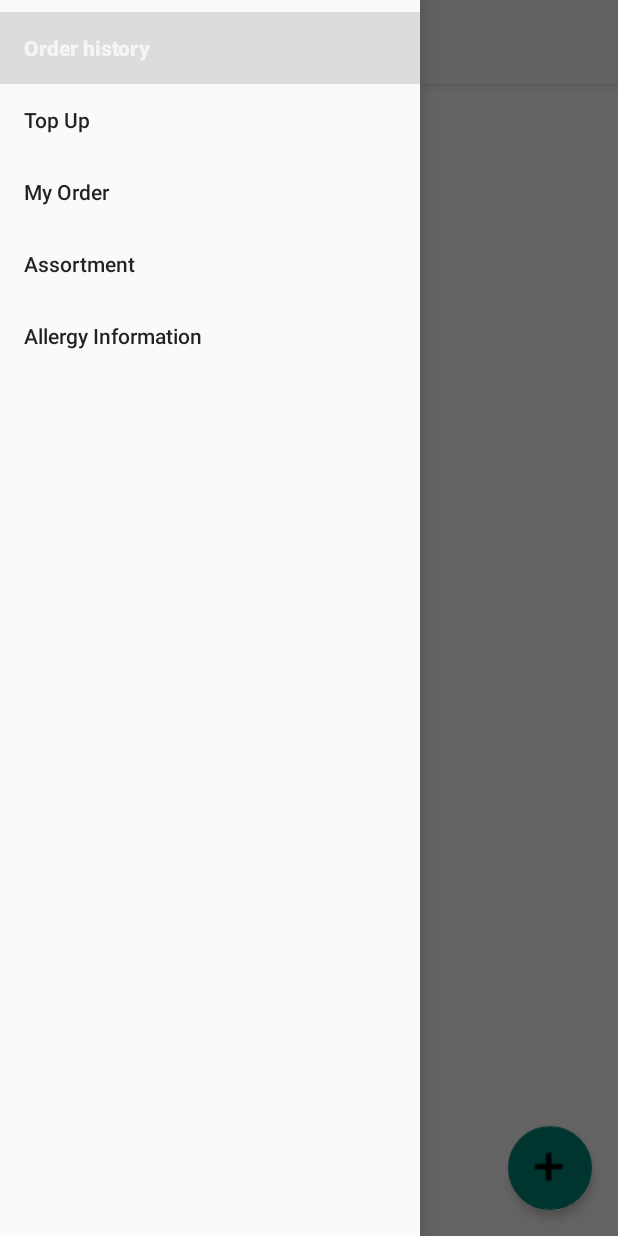
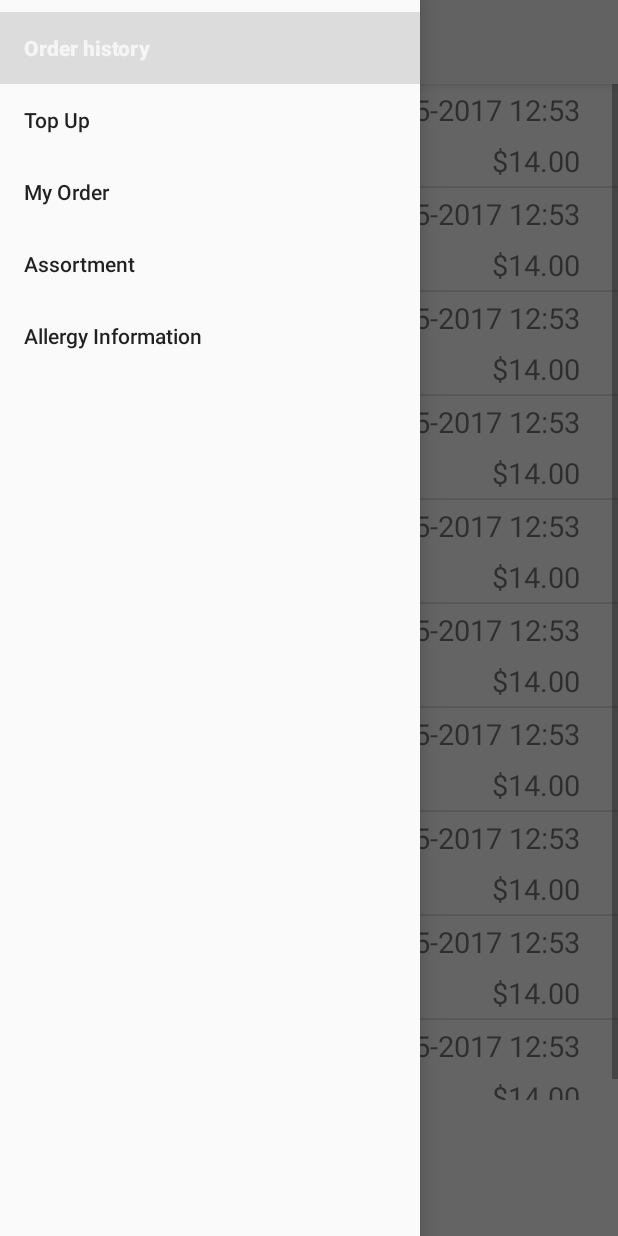
Before and after one commit to Mschoot1/OrderApp, an Android app: the OrderHistoryActivity screen opened directly, with no data from a screen before it, with the side drawer open, on a phone screen of 412 x 824 dp. Run offline under Robolectric (Android 15) with nearby library versions, the phone set to English and light mode, and no system bars.

Commit message:
orderhistory dummy data added, and order added to domain

```diff
--- /dev/null
+++ b/app/src/main/java/com/example/marni/orderapp/Domain/Order.java
@@ -0,0 +1,56 @@
+package com.example.marni.orderapp.Domain;
+
+import java.util.ArrayList;
+
+/**
+ * Created by marni on 8-5-2017.
+ */
+
+public class Order {
+
+    private int orderId;
+    private String Status;
+    private String dateTime;
+    private double totalPrice;
+    private ArrayList<Product> products;
+
+    public int getOrderId() {
+        return orderId;
+    }
+
+    public void setOrderId(int orderId) {
+        this.orderId = orderId;
+    }
+
+    public String getStatus() {
+        return Status;
+    }
+
+    public void setStatus(String status) {
+        Status = status;
+    }
+
+    public String getDateTime() {
+        return dateTime;
+    }
+
+    public void setDateTime(String dateTime) {
+        this.dateTime = dateTime;
+    }
+
+    public double getTotalPrice() {
+        return totalPrice;
+    }
+
+    public void setTotalPrice(double totalPrice) {
+        this.totalPrice = totalPrice;
+    }
+
+    public ArrayList<Product> getProducts() {
+        return products;
+    }
+
+    public void setProducts(ArrayList<Product> products) {
+        this.products = products;
+    }
+}
--- a/app/src/main/java/com/example/marni/orderapp/Presentation/Activities/OrderHistoryActivity.java
+++ b/app/src/main/java/com/example/marni/orderapp/Presentation/Activities/OrderHistoryActivity.java
@@ -12,8 +12,15 @@ import android.support.v7.widget.Toolbar;
 import android.util.Log;
 import android.view.Menu;
 import android.view.MenuItem;
+import android.widget.BaseAdapter;
+import android.widget.ListView;
 
+import com.example.marni.orderapp.Domain.Order;
+import com.example.marni.orderapp.Presentation.Adapters.OrdersListviewAdapter;
 import com.example.marni.orderapp.R;
+
+import java.text.DecimalFormat;
+import java.util.ArrayList;
 
 public class OrderHistoryActivity extends AppCompatActivity implements NavigationView.OnNavigationItemSelectedListener {
 
@@ -40,6 +47,26 @@ public class OrderHistoryActivity extends AppCompatActivity implements Navigatio
 
         // set current menu item checked
         navigationView.setCheckedItem(R.id.nav_order_history);
+
+        // listview
+        ArrayList<Order> orders = new ArrayList<>();
+
+        Order order = new Order();
+        order.setDateTime("8-5-2017 12:53");
+        order.setOrderId(1);
+        order.setStatus("Paid");
+        order.setTotalPrice(14.00);
+
+        for (int i = 0; i < 10; i++) {
+
+            orders.add(order);
+        }
+
+        ListView listView = (ListView) findViewById(R.id.listViewOrders);
+
+        BaseAdapter ordersAdapter = new OrdersListviewAdapter(getApplicationContext(), getLayoutInflater(), orders);
+
+        listView.setAdapter(ordersAdapter);
     }
     @Override
     public void onBackPressed() {
--- /dev/null
+++ b/app/src/main/java/com/example/marni/orderapp/Presentation/Adapters/OrdersListviewAdapter.java
@@ -0,0 +1,90 @@
+package com.example.marni.orderapp.Presentation.Adapters;
+
+import android.content.Context;
+import android.view.LayoutInflater;
+import android.view.View;
+import android.view.ViewGroup;
+import android.widget.BaseAdapter;
+import android.widget.ImageView;
+import android.widget.TextView;
+
+import com.example.marni.orderapp.Domain.Allergy;
+import com.example.marni.orderapp.Domain.Order;
+import com.example.marni.orderapp.R;
+
+import java.text.DecimalFormat;
+import java.util.ArrayList;
+
+/**
+ * Created by marni on 8-5-2017.
+ */
+
+public class OrdersListviewAdapter extends BaseAdapter {
+
+    private Context context;
+    private LayoutInflater layoutInflater;
+    private ArrayList<Order> orders;
+
+    public OrdersListviewAdapter(Context context, LayoutInflater layoutInflater, ArrayList<Order> orders) {
+
+        this.context = context;
+        this.layoutInflater = layoutInflater;
+        this.orders = orders;
+    }
+
+    @Override
+    public int getCount() {
+        return orders.size();
+    }
+
+    @Override
+    public Object getItem(int position) {
+        return orders.get(1);
+    }
+
+    @Override
+    public long getItemId(int position) {
+        return position;
+    }
+
+    @Override
+    public View getView(int position, View convertView, ViewGroup parent) {
+
+        final ViewHolder viewHolder;
+
+        if (convertView == null) {
+
+            convertView = layoutInflater.inflate(R.layout.listview_item_order, parent, false);
+
+            viewHolder = new ViewHolder();
+            viewHolder.textViewDateTime = (TextView) convertView.findViewById(R.id.textViewDateTime);
+            viewHolder.textViewOrderId = (TextView) convertView.findViewById(R.id.textViewOrderId);
+            viewHolder.textViewStatus = (TextView) convertView.findViewById(R.id.textViewStatus);
+            viewHolder.textViewTotalPrice = (TextView) convertView.findViewById(R.id.textViewTotalPrice);
+
+            convertView.setTag(viewHolder);
+        } else {
+
+            viewHolder = (ViewHolder) convertView.getTag();
+        }
+
+        Order order = orders.get(position);
+
+        DecimalFormat formatter = new DecimalFormat("#0.00");
+
+        viewHolder.textViewDateTime.setText(order.getDateTime());
+        viewHolder.textViewOrderId.setText(order.getOrderId() + "");
+        viewHolder.textViewStatus.setText(order.getStatus());
+        viewHolder.textViewTotalPrice.setText("$" + formatter.format(order.getTotalPrice()));
+
+        return convertView;
+    }
+
+    private static class ViewHolder {
+
+        TextView textViewOrderId;
+        TextView textViewStatus;
+        TextView textViewDateTime;
+        TextView textViewTotalPrice;
+    }
+}
--- a/app/src/main/java/com/example/marni/orderapp/Presentation/Adapters/ProductsListviewAdapter.java
+++ b/app/src/main/java/com/example/marni/orderapp/Presentation/Adapters/ProductsListviewAdapter.java
@@ -23,7 +23,6 @@ import com.example.marni.orderapp.R;
 
 import java.text.DecimalFormat;
 import java.util.ArrayList;
-import java.util.Objects;
 
 import se.emilsjolander.stickylistheaders.StickyListHeadersAdapter;
 
@@ -48,7 +47,7 @@ public class ProductsListviewAdapter extends BaseAdapter implements
 
     private TotalFromAssortment.OnTotalChanged listener;
 
-    private SparseIntArray sparseIntArray = new SparseIntArray();
+    private static SparseIntArray sparseIntArray = new SparseIntArray();
 
     @RequiresApi(api = Build.VERSION_CODES.KITKAT)
     public ProductsListviewAdapter(Context context, LayoutInflater layoutInflater, ArrayList<Product> products, TotalFromAssortment.OnTotalChanged listener) {
@@ -118,7 +117,7 @@ public class ProductsListviewAdapter extends BaseAdapter implements
 
             Log.i(TAG, "Geen viewHolder meegekregen. Nieuwe maken. " + position);
 
-            convertView = layoutInflater.inflate(R.layout.new_listview_item_product, null);
+            convertView = layoutInflater.inflate(R.layout.listview_item_product, null);
 
             viewHolder = new ViewHolder();
 
@@ -140,7 +139,6 @@ public class ProductsListviewAdapter extends BaseAdapter implements
         }
 
         DecimalFormat formatter = new DecimalFormat("#0.00");
-        double d = 4.0;
 
         final Product product = products.get(position);
 
--- a/app/src/main/res/layout/activity_order_history.xml
+++ b/app/src/main/res/layout/activity_order_history.xml
@@ -22,21 +22,20 @@
         <ListView
             android:id="@+id/listViewOrders"
             android:layout_width="match_parent"
-            android:layout_height="match_parent" />
+            android:layout_height="match_parent"
+            android:layout_below="@+id/toolbar_include"
+            android:layout_above="@+id/fab" />
 
         <android.support.design.widget.FloatingActionButton
             android:id="@+id/fab"
             android:layout_width="wrap_content"
             android:layout_height="wrap_content"
-            android:layout_alignParentBottom="true"
-            android:layout_alignParentEnd="true"
-            android:layout_alignParentRight="true"
-            android:layout_marginBottom="17dp"
-            android:layout_marginEnd="17dp"
-            android:layout_marginRight="17dp"
             android:src="@mipmap/plus"
             app:elevation="4dp"
-            app:fabSize="normal" />
+            app:fabSize="normal"
+            android:layout_margin="17dp"
+            android:layout_alignParentBottom="true"
+            android:layout_centerHorizontal="true" />
 
     </RelativeLayout>
 
--- /dev/null
+++ b/app/src/main/res/layout/listview_item_order.xml
@@ -0,0 +1,52 @@
+<?xml version="1.0" encoding="utf-8"?>
+<RelativeLayout xmlns:android="http://schemas.android.com/apk/res/android"
+    android:layout_width="match_parent"
+    android:layout_height="wrap_content"
+    android:orientation="vertical">
+
+    <TextView
+        android:id="@+id/textViewOrderId"
+        android:layout_width="wrap_content"
+        android:layout_height="wrap_content"
+        android:layout_marginLeft="13dp"
+        android:layout_marginStart="13dp"
+        android:padding="@dimen/paddingProduct"
+        android:text="1"
+        android:textSize="@dimen/textsizeProduct" />
+
+    <TextView
+        android:id="@+id/textViewStatus"
+        android:layout_width="wrap_content"
+        android:layout_height="wrap_content"
+        android:layout_alignLeft="@+id/textViewOrderId"
+        android:layout_alignStart="@+id/textViewOrderId"
+        android:layout_below="@+id/textViewOrderId"
+        android:padding="@dimen/paddingProduct"
+        android:text="Paid"
+        android:textSize="@dimen/textsizeProduct" />
+
+    <TextView
+        android:id="@+id/textViewDateTime"
+        android:layout_width="wrap_content"
+        android:layout_height="wrap_content"
+        android:layout_alignParentEnd="true"
+        android:layout_alignParentRight="true"
+        android:layout_alignParentTop="true"
+        android:layout_marginEnd="21dp"
+        android:layout_marginRight="21dp"
+        android:padding="@dimen/paddingProduct"
+        android:text="8-5-2017 12:01"
+        android:textSize="@dimen/textsizeProduct" />
+
+    <TextView
+        android:id="@+id/textViewTotalPrice"
+        android:layout_width="wrap_content"
+        android:layout_height="wrap_content"
+        android:layout_alignEnd="@+id/textViewDateTime"
+        android:layout_alignRight="@+id/textViewDateTime"
+        android:layout_below="@+id/textViewDateTime"
+        android:padding="@dimen/paddingProduct"
+        android:text="$10.00"
+        android:textSize="@dimen/textsizeProduct" />
+
+</RelativeLayout>
--- a/app/src/main/res/layout/toolbar.xml
+++ b/app/src/main/res/layout/toolbar.xml
@@ -17,12 +17,11 @@
         <TextView
             android:layout_width="wrap_content"
             android:layout_height="wrap_content"
-            android:text="Balance $14.00"
+            android:text="$14.00"
             android:textSize="18sp"
             android:layout_gravity="center_horizontal"
             android:textColor="#000"/>
 
     </android.support.v7.widget.Toolbar>
 
-
 </android.support.design.widget.AppBarLayout>
```
Also changed, not shown: app/src/main/res/layout/listview_item_products.xml (deleted, +0 -152 lines), app/src/main/res/layout/listview_item_product.xml (renamed from app/src/main/res/layout/new_listview_item_product.xml).
